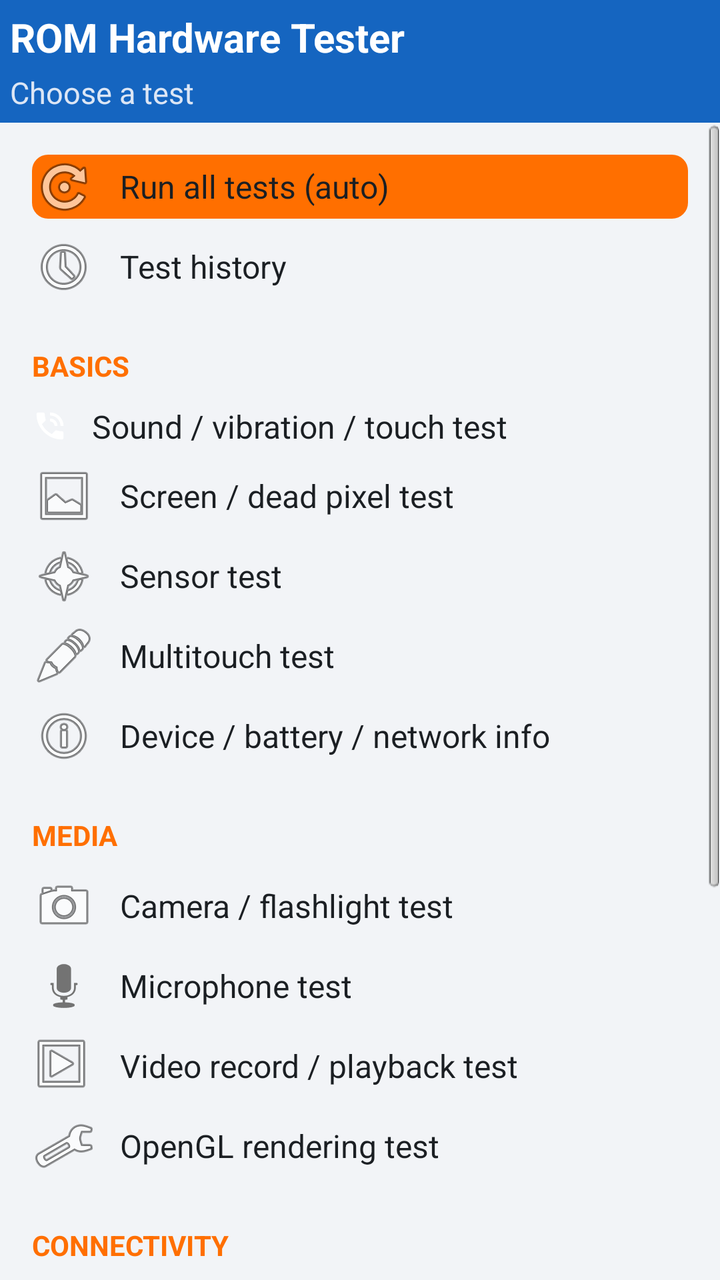
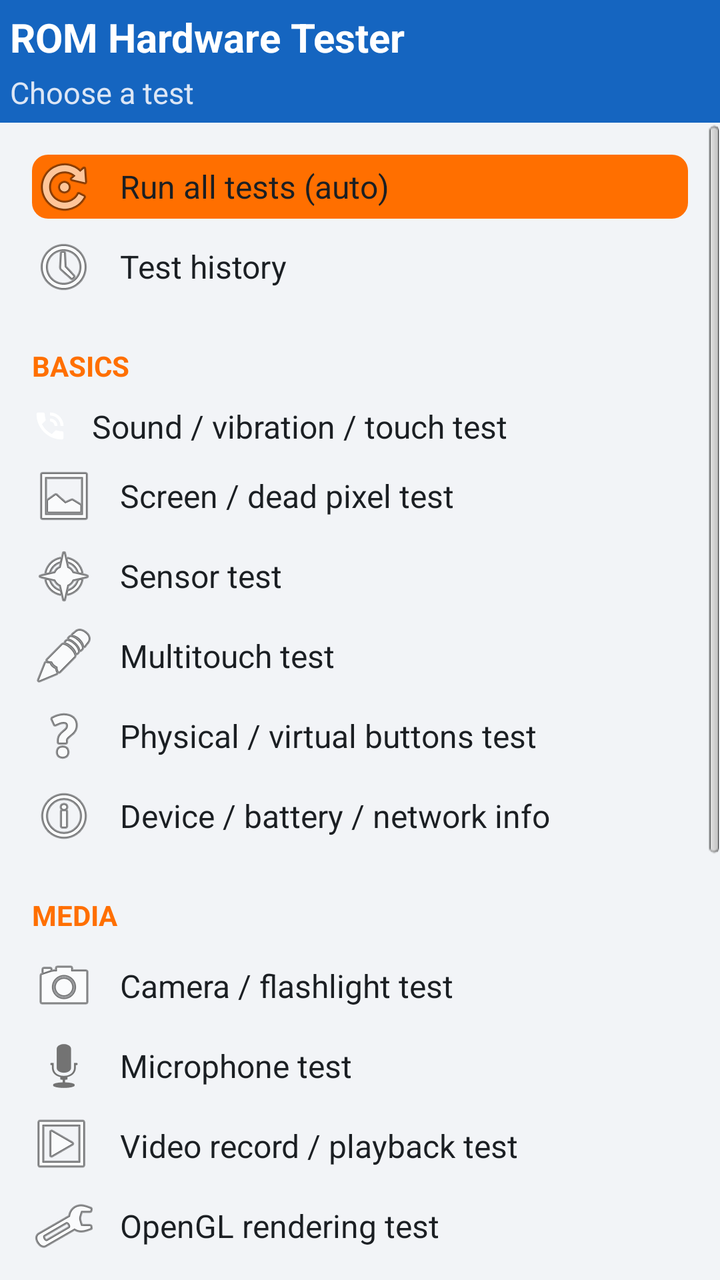

Screens rendered from an Android XML layout before and after an edit, with the pre-edit source and the edit as a unified diff.
<!-- AndroidManifest.xml: application theme AppTheme -->
<!-- res/layout/activity_main.xml -->
<?xml version="1.0" encoding="utf-8"?>
<LinearLayout xmlns:android="http://schemas.android.com/apk/res/android"
    android:layout_width="match_parent"
    android:layout_height="match_parent"
    android:orientation="vertical">

    <LinearLayout
        android:layout_width="match_parent"
        android:layout_height="wrap_content"
        android:orientation="vertical"
        android:background="@color/primary"
        android:padding="5dp">

        <TextView
            android:layout_width="match_parent"
            android:layout_height="wrap_content"
            android:text="@string/main_title"
            android:textColor="@color/white"
            android:textSize="20sp"
            android:textStyle="bold" />

        <TextView
            android:layout_width="match_parent"
            android:layout_height="wrap_content"
            android:layout_marginTop="4dp"
            android:text="@string/main_subtitle"
            android:textColor="#DCE6F5"
            android:textSize="15sp" />

    </LinearLayout>

    <ScrollView
        android:layout_width="match_parent"
        android:layout_height="match_parent"
        android:fillViewport="true">

        <LinearLayout
            android:layout_width="match_parent"
            android:layout_height="wrap_content"
            android:orientation="vertical"
            android:padding="16dp">

            <Button
                android:id="@+id/button_robot_test"
                android:layout_width="match_parent"
                android:layout_height="wrap_content"
                android:background="@drawable/button_bg_accent"
                android:drawableLeft="@android:drawable/ic_menu_rotate"
                android:drawablePadding="12dp"
                android:gravity="center_vertical|left"
                android:text="@string/main_button_robot_test" />

            <Button
                android:id="@+id/button_test_history"
                android:layout_width="match_parent"
                android:layout_height="wrap_content"
                android:layout_marginTop="8dp"
                android:drawableLeft="@android:drawable/ic_menu_recent_history"
                android:drawablePadding="12dp"
                android:gravity="center_vertical|left"
                android:text="@string/main_button_test_history" />

            <TextView
                style="@style/SectionLabel"
                android:layout_width="match_parent"
                android:layout_height="wrap_content"
                android:layout_marginTop="24dp"
                android:text="@string/main_section_basics" />

            <Button
                android:id="@+id/button_io_test"
                android:layout_width="match_parent"
                android:layout_height="wrap_content"
                android:layout_marginTop="10dp"
                android:drawableLeft="@android:drawable/stat_sys_speakerphone"
                android:drawablePadding="12dp"
                android:gravity="center_vertical|left"
                android:text="@string/main_button_io_test" />

            <Button
                android:id="@+id/button_screen_test"
                android:layout_width="match_parent"
                android:layout_height="wrap_content"
                android:layout_marginTop="8dp"
                android:drawableLeft="@android:drawable/ic_menu_gallery"
                android:drawablePadding="12dp"
                android:gravity="center_vertical|left"
                android:text="@string/main_button_screen_test" />

            <Button
                android:id="@+id/button_sensor_test"
                android:layout_width="match_parent"
                android:layout_height="wrap_content"
                android:layout_marginTop="8dp"
                android:drawableLeft="@android:drawable/ic_menu_compass"
                android:drawablePadding="12dp"
                android:gravity="center_vertical|left"
                android:text="@string/main_button_sensor_test" />

            <Button
                android:id="@+id/button_multitouch_test"
                android:layout_width="match_parent"
                android:layout_height="wrap_content"
                android:layout_marginTop="8dp"
                android:drawableLeft="@android:drawable/ic_menu_edit"
                android:drawablePadding="12dp"
                android:gravity="center_vertical|left"
                android:text="@string/main_button_multitouch_test" />

            <Button
                android:id="@+id/button_device_info"
                android:layout_width="match_parent"
                android:layout_height="wrap_content"
                android:layout_marginTop="8dp"
                android:drawableLeft="@android:drawable/ic_menu_info_details"
                android:drawablePadding="12dp"
                android:gravity="center_vertical|left"
                android:text="@string/main_button_device_info" />

            <TextView
                style="@style/SectionLabel"
                android:layout_width="match_parent"
                android:layout_height="wrap_content"
                android:layout_marginTop="24dp"
                android:text="@string/main_section_media" />

            <Button
                android:id="@+id/button_camera_test"
                android:layout_width="match_parent"
                android:layout_height="wrap_content"
                android:layout_marginTop="10dp"
                android:drawableLeft="@android:drawable/ic_menu_camera"
                android:drawablePadding="12dp"
                android:gravity="center_vertical|left"
                android:text="@string/main_button_camera_test" />

            <Button
                android:id="@+id/button_microphone_test"
                android:layout_width="match_parent"
                android:layout_height="wrap_content"
                android:layout_marginTop="8dp"
                android:drawableLeft="@android:drawable/ic_btn_speak_now"
                android:drawablePadding="12dp"
                android:gravity="center_vertical|left"
                android:text="@string/main_button_microphone_test" />

            <Button
                android:id="@+id/button_video_test"
                android:layout_width="match_parent"
                android:layout_height="wrap_content"
                android:layout_marginTop="8dp"
                android:drawableLeft="@android:drawable/ic_menu_slideshow"
                android:drawablePadding="12dp"
                android:gravity="center_vertical|left"
                android:text="@string/main_button_video_test" />

            <Button
                android:id="@+id/button_opengl_test"
                android:layout_width="match_parent"
                android:layout_height="wrap_content"
                android:layout_marginTop="8dp"
                android:drawableLeft="@android:drawable/ic_menu_manage"
                android:drawablePadding="12dp"
                android:gravity="center_vertical|left"
                android:text="@string/main_button_opengl_test" />

            <TextView
                style="@style/SectionLabel"
                android:layout_width="match_parent"
                android:layout_height="wrap_content"
                android:layout_marginTop="24dp"
                android:text="@string/main_section_connectivity" />

            <Button
                android:id="@+id/button_location_test"
                android:layout_width="match_parent"
                android:layout_height="wrap_content"
                android:layout_marginTop="10dp"
                android:drawableLeft="@android:drawable/ic_menu_mylocation"
                android:drawablePadding="12dp"
                android:gravity="center_vertical|left"
                android:text="@string/main_button_location_test" />

            <Button
                android:id="@+id/button_wifi_test"
                android:layout_width="match_parent"
                android:layout_height="wrap_content"
                android:layout_marginTop="8dp"
                android:drawableLeft="@android:drawable/ic_menu_upload"
                android:drawablePadding="12dp"
                android:gravity="center_vertical|left"
                android:text="@string/main_button_wifi_test" />

            <Button
                android:id="@+id/button_bluetooth_test"
                android:layout_width="match_parent"
                android:layout_height="wrap_content"
                android:layout_marginTop="8dp"
                android:drawableLeft="@android:drawable/stat_sys_data_bluetooth"
                android:drawablePadding="12dp"
                android:gravity="center_vertical|left"
                android:text="@string/main_button_bluetooth_test" />

            <Button
                android:id="@+id/button_nfc_test"
                android:layout_width="match_parent"
                android:layout_height="wrap_content"
                android:layout_marginTop="8dp"
                android:drawableLeft="@android:drawable/ic_menu_share"
                android:drawablePadding="12dp"
                android:gravity="center_vertical|left"
                android:text="@string/main_button_nfc_test" />

            <TextView
                style="@style/SectionLabel"
                android:layout_width="match_parent"
                android:layout_height="wrap_content"
                android:layout_marginTop="24dp"
                android:text="@string/main_section_telephony" />

            <Button
                android:id="@+id/button_phone_test"
                android:layout_width="match_parent"
                android:layout_height="wrap_content"
                android:layout_marginTop="10dp"
                android:drawableLeft="@android:drawable/ic_menu_call"
                android:drawablePadding="12dp"
                android:gravity="center_vertical|left"
                android:text="@string/main_button_phone_test" />

            <Button
                android:id="@+id/button_settings_shortcuts"
                android:layout_width="match_parent"
                android:layout_height="wrap_content"
                android:layout_marginTop="8dp"
                android:layout_marginBottom="8dp"
                android:drawableLeft="@android:drawable/ic_menu_preferences"
                android:drawablePadding="12dp"
                android:gravity="center_vertical|left"
                android:text="@string/main_button_settings_shortcuts" />

        </LinearLayout>
    </ScrollView>
</LinearLayout>
<!-- resources referenced by this layout -->
<resources>
  <color name="primary">#1565C0</color>
  <color name="white">#FFFFFF</color>
  <!-- drawable button_bg_accent (drawable) -->
  <?xml version="1.0" encoding="utf-8"?>
  <selector xmlns:android="http://schemas.android.com/apk/res/android">
      <item android:state_pressed="true">
          <shape android:shape="rectangle">
              <solid android:color="#D45E00" />
              <corners android:radius="8dp" />
          </shape>
      </item>
      <item>
          <shape android:shape="rectangle">
              <solid android:color="@color/accent" />
              <corners android:radius="8dp" />
          </shape>
      </item>
  </selector>
  <string name="main_button_bluetooth_test">Bluetooth test</string>
  <string name="main_button_camera_test">Camera / flashlight test</string>
  <string name="main_button_device_info">Device / battery / network info</string>
  <string name="main_button_io_test">Sound / vibration / touch test</string>
  <string name="main_button_location_test">GPS / location test</string>
  <string name="main_button_microphone_test">Microphone test</string>
  <string name="main_button_multitouch_test">Multitouch test</string>
  <string name="main_button_nfc_test">NFC test</string>
  <string name="main_button_opengl_test">OpenGL rendering test</string>
  <string name="main_button_phone_test">Phone / SMS test</string>
  <string name="main_button_robot_test">Run all tests (auto)</string>
  <string name="main_button_screen_test">Screen / dead pixel test</string>
  <string name="main_button_sensor_test">Sensor test</string>
  <string name="main_button_settings_shortcuts">Tethering / USB mode settings</string>
  <string name="main_button_test_history">Test history</string>
  <string name="main_button_video_test">Video record / playback test</string>
  <string name="main_button_wifi_test">WiFi test</string>
  <string name="main_section_basics">Basics</string>
  <string name="main_section_connectivity">Connectivity</string>
  <string name="main_section_media">Media</string>
  <string name="main_section_telephony">Telephony &amp; system</string>
  <string name="main_subtitle">Choose a test</string>
  <string name="main_title">ROM Hardware Tester</string>
  <style name="SectionLabel">
          <item name="android:textColor">@color/accent</item>
          <item name="android:textStyle">bold</item>
          <item name="android:textSize">14sp</item>
          <item name="android:textAllCaps">true</item>
      </style>
  <style name="AppTheme" parent="@android:style/Theme.Light.NoTitleBar">
          <item name="android:windowBackground">@color/background</item>
          <item name="android:buttonStyle">@style/AppButton</item>
          <item name="android:textColorPrimary">@color/text_primary</item>
          <item name="android:colorBackground">@color/background</item>
      </style>
  <color name="accent">#FF6F00</color>
  <color name="background">#F2F4F7</color>
  <style name="AppButton" parent="@android:style/Widget.Button">
          <item name="android:background">@drawable/button_bg</item>
          <item name="android:textColor">@color/white</item>
          <item name="android:textStyle">bold</item>
          <item name="android:minHeight">48dp</item>
          <item name="android:paddingLeft">16dp</item>
          <item name="android:paddingRight">16dp</item>
      </style>
  <color name="text_primary">#1B1F23</color>
  <color name="primary_dark">#0D47A1</color>
  <color name="divider">#DDE2E8</color>
</resources>

<!-- the commit's change to res/layout/activity_main.xml (unified diff, before → after) -->
@@ -108,6 +108,16 @@
                 android:text="@string/main_button_multitouch_test" />
 
             <Button
+                android:id="@+id/button_buttons_test"
+                android:layout_width="match_parent"
+                android:layout_height="wrap_content"
+                android:layout_marginTop="8dp"
+                android:drawableLeft="@android:drawable/ic_menu_help"
+                android:drawablePadding="12dp"
+                android:gravity="center_vertical|left"
+                android:text="@string/main_button_buttons_test" />
+
+            <Button
                 android:id="@+id/button_device_info"
                 android:layout_width="match_parent"
                 android:layout_height="wrap_content"
<!-- resource entries referenced after the edit -->
@@ -19,6 +19,7 @@
       </item>
   </selector>
   <string name="main_button_bluetooth_test">Bluetooth test</string>
+  <string name="main_button_buttons_test">Physical / virtual buttons test</string>
   <string name="main_button_camera_test">Camera / flashlight test</string>
   <string name="main_button_device_info">Device / battery / network info</string>
   <string name="main_button_io_test">Sound / vibration / touch test</string>
